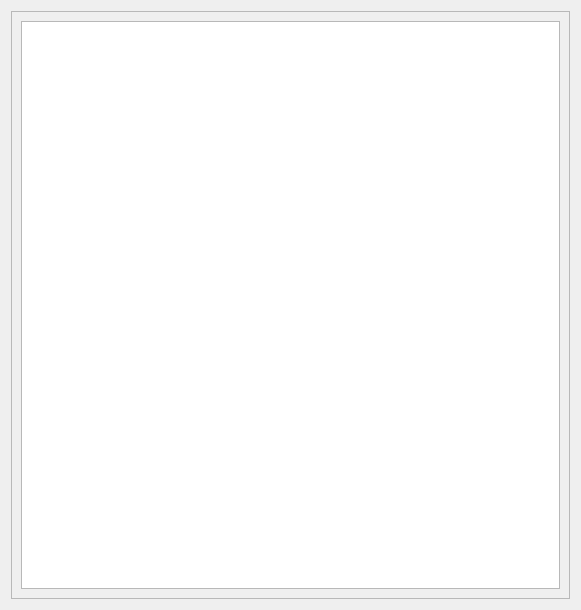
Before: the Qt Designer form src/main/python/ui/frame_text.ui in podkidyshev/health-weather_correlation, drawn with Qt 5.
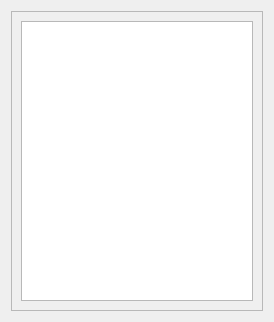
After: the same form once the commit is applied.

What changed in the file:
```diff
--- a/src/main/python/ui/frame_text.ui
+++ b/src/main/python/ui/frame_text.ui
@@ -6,8 +6,8 @@
    <rect>
     <x>0</x>
     <y>0</y>
-    <width>581</width>
-    <height>610</height>
+    <width>274</width>
+    <height>322</height>
    </rect>
   </property>
   <property name="windowTitle">
@@ -36,8 +36,8 @@
        <rect>
         <x>0</x>
         <y>0</y>
-        <width>561</width>
-        <height>590</height>
+        <width>254</width>
+        <height>302</height>
        </rect>
       </property>
       <property name="sizePolicy">
@@ -53,7 +53,7 @@
        <item>
         <widget class="QTextEdit" name="text_edit">
          <property name="sizePolicy">
-          <sizepolicy hsizetype="Expanding" vsizetype="Preferred">
+          <sizepolicy hsizetype="Ignored" vsizetype="Ignored">
            <horstretch>0</horstretch>
            <verstretch>0</verstretch>
           </sizepolicy>
```
